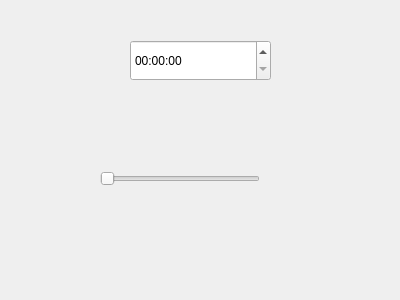
This is modules/Processes/design.ui in 307guojiawei/Linuxer as Qt 5 draws it before an edit. The edited form follows.
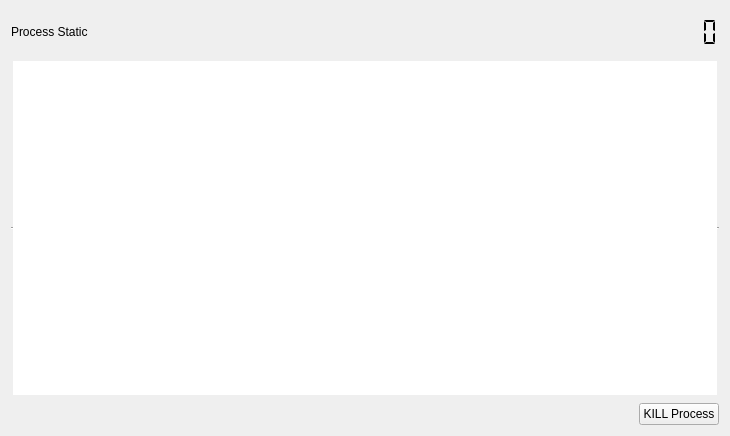
This is the edited form.

Commit message: Modify process details

Patch:
```diff
--- a/modules/Processes/design.ui
+++ b/modules/Processes/design.ui
@@ -6,36 +6,126 @@
    <rect>
     <x>0</x>
     <y>0</y>
-    <width>400</width>
-    <height>300</height>
+    <width>730</width>
+    <height>436</height>
    </rect>
   </property>
   <property name="windowTitle">
    <string>Form</string>
   </property>
-  <widget class="QTimeEdit" name="timeEdit">
-   <property name="geometry">
-    <rect>
-     <x>130</x>
-     <y>40</y>
-     <width>141</width>
-     <height>41</height>
-    </rect>
-   </property>
-  </widget>
-  <widget class="QSlider" name="horizontalSlider">
-   <property name="geometry">
-    <rect>
-     <x>100</x>
-     <y>170</y>
-     <width>160</width>
-     <height>17</height>
-    </rect>
-   </property>
-   <property name="orientation">
-    <enum>Qt::Horizontal</enum>
-   </property>
-  </widget>
+  <layout class="QVBoxLayout" name="verticalLayout_2" stretch="1,8,1">
+   <item>
+    <layout class="QHBoxLayout" name="horizontalLayout">
+     <property name="spacing">
+      <number>0</number>
+     </property>
+     <item alignment="Qt::AlignRight">
+      <widget class="QLabel" name="label">
+       <property name="sizePolicy">
+        <sizepolicy hsizetype="Preferred" vsizetype="Expanding">
+         <horstretch>0</horstretch>
+         <verstretch>0</verstretch>
+        </sizepolicy>
+       </property>
+       <property name="text">
+        <string>Process Static</string>
+       </property>
+      </widget>
+     </item>
+     <item>
+      <spacer name="horizontalSpacer">
+       <property name="orientation">
+        <enum>Qt::Horizontal</enum>
+       </property>
+       <property name="sizeHint" stdset="0">
+        <size>
+         <width>40</width>
+         <height>20</height>
+        </size>
+       </property>
+      </spacer>
+     </item>
+     <item>
+      <widget class="QLCDNumber" name="lcdProcess">
+       <property name="sizePolicy">
+        <sizepolicy hsizetype="Minimum" vsizetype="Expanding">
+         <horstretch>0</horstretch>
+         <verstretch>0</verstretch>
+        </sizepolicy>
+       </property>
+       <property name="frameShape">
+        <enum>QFrame::NoFrame</enum>
+       </property>
+       <property name="frameShadow">
+        <enum>QFrame::Plain</enum>
+       </property>
+       <property name="digitCount">
+        <number>3</number>
+       </property>
+       <property name="segmentStyle">
+        <enum>QLCDNumber::Flat</enum>
+       </property>
+      </widget>
+     </item>
+    </layout>
+   </item>
+   <item>
+    <layout class="QVBoxLayout" name="verticalLayout">
+     <item>
+      <widget class="QTableView" name="processTable">
+       <property name="sizePolicy">
+        <sizepolicy hsizetype="Minimum" vsizetype="Minimum">
+         <horstretch>0</horstretch>
+         <verstretch>0</verstretch>
+        </sizepolicy>
+       </property>
+       <property name="frameShape">
+        <enum>QFrame::HLine</enum>
+       </property>
+       <property name="dragDropOverwriteMode">
+        <bool>false</bool>
+       </property>
+       <property name="selectionMode">
+        <enum>QAbstractItemView::SingleSelection</enum>
+       </property>
+       <property name="selectionBehavior">
+        <enum>QAbstractItemView::SelectRows</enum>
+       </property>
+       <property name="gridStyle">
+        <enum>Qt::SolidLine</enum>
+       </property>
+       <property name="sortingEnabled">
+        <bool>true</bool>
+       </property>
+      </widget>
+     </item>
+    </layout>
+   </item>
+   <item>
+    <layout class="QHBoxLayout" name="horizontalLayout_2">
+     <item>
+      <spacer name="horizontalSpacer_2">
+       <property name="orientation">
+        <enum>Qt::Horizontal</enum>
+       </property>
+       <property name="sizeHint" stdset="0">
+        <size>
+         <width>40</width>
+         <height>20</height>
+        </size>
+       </property>
+      </spacer>
+     </item>
+     <item>
+      <widget class="QPushButton" name="btnKillProcess">
+       <property name="text">
+        <string>KILL Process</string>
+       </property>
+      </widget>
+     </item>
+    </layout>
+   </item>
+  </layout>
  </widget>
  <resources/>
  <connections/>
```
Left out of the diff: 4 changed lines with no effect on the pictures. The commit also changes 6 other files.
